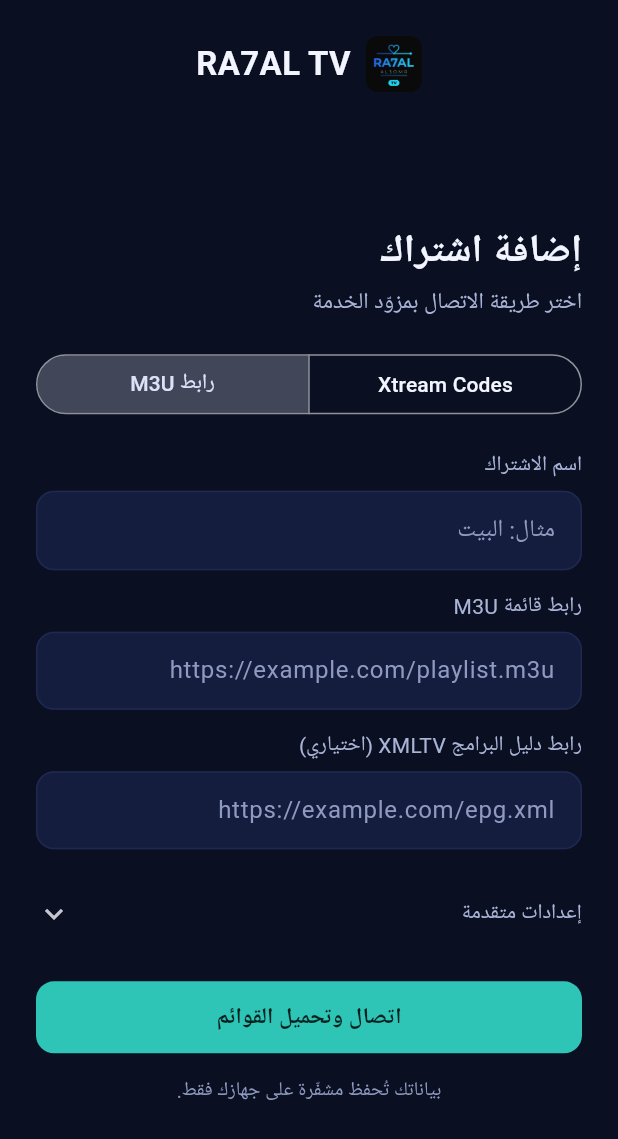
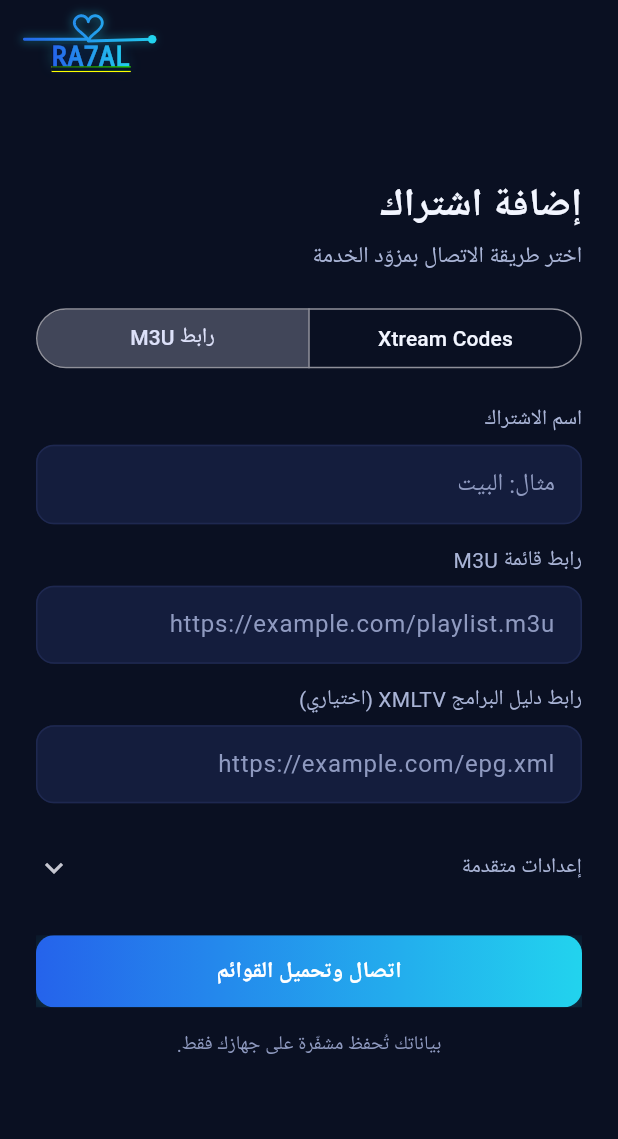
Before and after one commit to maimoni303/ra7altv, a Flutter app: the screen it shows after launch, after a tap on "رابط M3U", on a phone screen of 412 x 824 dp. Shown: the top 1139 px of the screen. Run offline on Flutter 3.47's test engine with Material 3 defaults, Android fonts, the phone set to English and light mode, and no system bars; our stand-ins replace flutter_secure_storage, google_fonts, shared_preferences; missing offline and left inert: media_kit, media_kit_video; accounts and stored records are empty.

Commit message:
Animated logo glides from splash to the top corner (left in Arabic, right in English), beats on every navigation; neon gradient theme and animated transitions
Co-Authored-By: Claude Opus 5.5 <noreply@anthropic.com>
Claude-Session: https://claude.ai/code/session_01VsqdyQdTvHDcE1xTH3r9Nj

```diff
--- a/lib/main.dart
+++ b/lib/main.dart
@@ -10,7 +10,7 @@ import 'services/store.dart';
 import 'state/app_state.dart';
 import 'theme.dart';
 import 'ui/activation_screen.dart';
-import 'ui/brand_anim.dart';
+import 'ui/brand_overlay.dart';
 import 'ui/login_screen.dart';
 import 'ui/shell.dart';
 
@@ -65,6 +65,10 @@ class _Ra7alAppState extends State<Ra7alApp> {
         GlobalWidgetsLocalizations.delegate,
         GlobalCupertinoLocalizations.delegate,
       ],
+      navigatorObservers: [BrandNavObserver()],
+      // The brand logo lives above every screen: centre during the intro, then
+      // the top corner (left in Arabic, right in English).
+      builder: (context, child) => BrandOverlay(intro: !s.ready || !_introDone, child: child ?? const SizedBox()),
       home: !s.ready || !_introDone
           ? const _Splash()
           : !s.activated
@@ -79,11 +83,5 @@ class _Ra7alAppState extends State<Ra7alApp> {
 class _Splash extends StatelessWidget {
   const _Splash();
   @override
-  Widget build(BuildContext context) {
-    final w = MediaQuery.sizeOf(context).shortestSide;
-    return Scaffold(
-      backgroundColor: const Color(0xFF0A0A0A),
-      body: Center(child: AnimatedBrand(service: 'TV', size: (w * 0.7).clamp(220.0, 460.0))),
-    );
-  }
+  Widget build(BuildContext context) => const Scaffold(backgroundColor: Color(0xFF0A0A0A));
 }
--- a/lib/theme.dart
+++ b/lib/theme.dart
@@ -32,9 +32,9 @@ class Ra7al extends ThemeExtension<Ra7al> {
     text: Color(0xFFF2F5FF),
     muted: Color(0xFFA9B4D6),
     faint: Color(0xFF8F9AC0),
-    accent: Color(0xFF2EC4B6),
-    onAccent: Color(0xFF04211E),
-    brand: Color(0xFF2B59E8),
+    accent: Color(0xFF22D3EE),
+    onAccent: Color(0xFF04212E),
+    brand: Color(0xFF2563EB),
     live: Color(0xFFF08A7E),
     placeholder: Color(0xFF142456),
   );
@@ -49,9 +49,9 @@ class Ra7al extends ThemeExtension<Ra7al> {
     text: Color(0xFF0B1533),
     muted: Color(0xFF4F5B80),
     faint: Color(0xFF5E6A91),
-    accent: Color(0xFF0B7F76),
+    accent: Color(0xFF0E7490),
     onAccent: Color(0xFFFFFFFF),
-    brand: Color(0xFF2B59E8),
+    brand: Color(0xFF2563EB),
     live: Color(0xFFC2412F),
     placeholder: Color(0xFFDCE5FB),
   );
@@ -84,6 +84,9 @@ class Ra7al extends ThemeExtension<Ra7al> {
 
 extension Ra7alX on BuildContext {
   Ra7al get c => Theme.of(this).extension<Ra7al>() ?? Ra7al.dark;
+
+  /// Brand gradient (neon blue -> cyan) used for active and primary elements.
+  LinearGradient get brandGradient => LinearGradient(colors: [c.brand, c.accent]);
 }
 
 ThemeData buildTheme(Brightness b) {
@@ -112,6 +115,13 @@ ThemeData buildTheme(Brightness b) {
     ),
     textTheme: text,
     dividerColor: t.line,
+    pageTransitionsTheme: const PageTransitionsTheme(builders: {
+      TargetPlatform.android: ZoomPageTransitionsBuilder(),
+      TargetPlatform.windows: ZoomPageTransitionsBuilder(),
+      TargetPlatform.macOS: ZoomPageTransitionsBuilder(),
+      TargetPlatform.linux: ZoomPageTransitionsBuilder(),
+      TargetPlatform.iOS: CupertinoPageTransitionsBuilder(),
+    }),
     focusColor: t.accent.withValues(alpha: 0.38),
     hoverColor: t.accent.withValues(alpha: 0.12),
     extensions: [t],
--- /dev/null
+++ b/lib/ui/brand_overlay.dart
@@ -0,0 +1,217 @@
+import 'dart:math' as math;
+
+import 'package:flutter/material.dart';
+
+import 'brand_anim.dart';
+
+const _c0 = Color(0xFF2563EB); // neon blue
+const _c1 = Color(0xFF22D3EE); // neon cyan
+
+/// App-wide brand state: a pulse counter (bumped on every navigation) and a
+/// flag to hide the corner logo (e.g. while a video plays full screen).
+class BrandBus {
+  static final pulse = ValueNotifier<int>(0);
+  static final hidden = ValueNotifier<bool>(false);
+  static void beat() => pulse.value++;
+}
+
+/// Makes the logo beat on every push / pop (including the back button).
+class BrandNavObserver extends NavigatorObserver {
+  @override
+  void didPush(Route route, Route? previousRoute) => BrandBus.beat();
+  @override
+  void didPop(Route route, Route? previousRoute) => BrandBus.beat();
+}
+
+/// Sits above every screen. During the intro the full animated logo plays in the
+/// centre over a dark backdrop; then it glides to the top corner — left for
+/// Arabic (RTL), right for English (LTR) — and stays alive there.
+class BrandOverlay extends StatelessWidget {
+  final bool intro;
+  final Widget child;
+  const BrandOverlay({super.key, required this.intro, required this.child});
+
+  @override
+  Widget build(BuildContext context) {
+    final mq = MediaQuery.of(context);
+    final shortest = mq.size.shortestSide;
+    final big = (shortest * 0.7).clamp(220.0, 460.0);
+    final wide = mq.size.width >= 900;
+    final miniH = wide ? 54.0 : 44.0;
+    const dur = Duration(milliseconds: 900);
+    const curve = Curves.easeInOutCubic;
+    return Stack(children: [
+      child,
+      IgnorePointer(
+        ignoring: !intro,
+        child: AnimatedOpacity(
+          opacity: intro ? 1 : 0,
+          duration: dur,
+          curve: curve,
+          child: const ColoredBox(color: Color(0xFF0A0A0A), child: SizedBox.expand()),
+        ),
+      ),
+      ValueListenableBuilder<bool>(
+        valueListenable: BrandBus.hidden,
+        builder: (_, hidden, __) => IgnorePointer(
+          child: AnimatedOpacity(
+            opacity: hidden && !intro ? 0 : 1,
+            duration: const Duration(milliseconds: 250),
+            child: SafeArea(
+              child: AnimatedAlign(
+                alignment: intro ? Alignment.center : AlignmentDirectional.topEnd.resolve(Directionality.of(context)),
+                duration: dur,
+                curve: curve,
+                child: Padding(
+                  padding: EdgeInsets.all(intro ? 0 : (wide ? 14 : 8)),
+                  child: AnimatedContainer(
+                    duration: dur,
+                    curve: curve,
+                    width: intro ? big : miniH * 2.4,
+                    height: intro ? big : miniH,
+                    child: AnimatedSwitcher(
+                      duration: const Duration(milliseconds: 500),
+                      switchInCurve: Curves.easeOut,
+                      child: intro
+                          ? FittedBox(key: const ValueKey('full'), child: AnimatedBrand(service: 'TV', size: big))
+                          : MiniBrand(key: const ValueKey('mini'), height: miniH),
+                    ),
+                  ),
+                ),
+              ),
+            ),
+          ),
+        ),
+      ),
+    ]);
+  }
+}
+
+/// Compact corner logo: the line-heart-line over RA7AL, beating every few
+/// seconds and on every navigation pulse.
+class MiniBrand extends StatefulWidget {
+  final double height;
+  const MiniBrand({super.key, required this.height});
+  @override
+  State<MiniBrand> createState() => _MiniBrandState();
+}
+
+class _MiniBrandState extends State<MiniBrand> with TickerProviderStateMixin {
+  late final AnimationController _idle =
+      AnimationController(vsync: this, duration: const Duration(milliseconds: 4200))..repeat();
+  late final AnimationController _pulse = AnimationController(vsync: this, duration: const Duration(milliseconds: 900));
+
+  @override
+  void initState() {
+    super.initState();
+    BrandBus.pulse.addListener(_onPulse);
+  }
+
+  void _onPulse() => _pulse.forward(from: 0);
+
+  @override
+  void dispose() {
+    BrandBus.pulse.removeListener(_onPulse);
+    _idle.dispose();
+    _pulse.dispose();
+    super.dispose();
+  }
+
+  static double _beat(double t) {
+    if (t <= 0 || t >= 1) return 1;
+    final b1 = math.exp(-math.pow((t - 0.2) / 0.08, 2)) * 0.16;
+    final b2 = math.exp(-math.pow((t - 0.48) / 0.08, 2)) * 0.10;
+    return 1 + b1 + b2;
+  }
+
+  @override
+  Widget build(BuildContext context) {
+    final h = widget.height;
+    return AnimatedBuilder(
+      animation: Listenable.merge([_idle, _pulse]),
+      builder: (_, __) {
+        final idle = _beat(_idle.value / 0.5); // beats in the first half of each loop
+        final nav = _pulse.isAnimating ? _beat(_pulse.value) : 1.0;
+        final scale = math.max(idle, nav);
+        final glow = (scale - 1) * 5;
+        return SizedBox(
+          width: h * 2.4,
+          height: h,
+          child: Column(mainAxisSize: MainAxisSize.min, children: [
+            SizedBox(
+              width: h * 2.2,
+              height: h * 0.48,
+              child: CustomPaint(painter: _MiniHeartPainter(scale: scale, sweep: _pulse.isAnimating ? _pulse.value : 1.0)),
+            ),
+            ShaderMask(
+              shaderCallback: (r) => const LinearGradient(colors: [_c0, _c1]).createShader(r),
+              child: Text(
+                'RA7AL',
+                textDirection: TextDirection.ltr,
+                style: TextStyle(
+                  fontSize: h * 0.4,
+                  height: 1.05,
+                  fontWeight: FontWeight.w700,
+                  color: Colors.white,
+                  shadows: [Shadow(color: _c1.withValues(alpha: (0.35 + glow).clamp(0.0, 1.0)), blurRadius: h * 0.25)],
+                ),
+              ),
+            ),
+          ]),
+        );
+      },
+    );
+  }
+}
+
+class _MiniHeartPainter extends CustomPainter {
+  final double scale, sweep;
+  _MiniHeartPainter({required this.scale, required this.sweep});
+
+  @override
+  void paint(Canvas canvas, Size size) {
+    final w = size.width, h = size.height;
+    final y = h * 0.86, x0 = w * 0.04, x1 = w * 0.92, cx = (x0 + x1) / 2;
+    final sc = (h * 0.8) / 29.0;
+    final path = Path()..moveTo(x0, y);
+    path.lineTo(cx, y);
+    for (var i = 0; i <= 120; i++) {
+      final t = math.pi + 2 * math.pi * i / 120;
+      final hx = 16 * math.pow(math.sin(t), 3);
+      final hy = 13 * math.cos(t) - 5 * math.cos(2 * t) - 2 * math.cos(3 * t) - math.cos(4 * t);
+      final px = cx + hx * sc, py = (y - 15 * sc) - hy * sc;
+      path.lineTo(cx + (px - cx) * scale, y + (py - y) * scale);
+    }
+    path.lineTo(x1, y);
+    final shader = const LinearGradient(colors: [_c0, _c1]).createShader(Offset.zero & size);
+    final sw = math.max(1.6, h * 0.09);
+    canvas.drawPath(
+      path,
+      Paint()
+        ..color = _c1.withValues(alpha: (0.25 + (scale - 1) * 4).clamp(0.0, 0.9))
+        ..style = PaintingStyle.stroke
+        ..strokeWidth = sw * 2.6
+        ..strokeCap = StrokeCap.round
+        ..maskFilter = MaskFilter.blur(BlurStyle.normal, sw * 1.5),
+    );
+    canvas.drawPath(
+      path,
+      Paint()
+        ..shader = shader
+        ..style = PaintingStyle.stroke
+        ..strokeWidth = sw
+        ..strokeCap = StrokeCap.round
+        ..strokeJoin = StrokeJoin.round,
+    );
+    // a light "pulse" travelling along the line on navigation
+    if (sweep < 1) {
+      final m = path.computeMetrics().first;
+      final pos = m.getTangentForOffset(m.length * sweep)?.position;
+      if (pos != null) canvas.drawCircle(pos, sw * 1.4, Paint()..color = const Color(0xFFE0FBFF));
+    }
+    canvas.drawCircle(Offset(x1, y), sw * 1.5 * (1 + (scale - 1) * 2), Paint()..color = _c1);
+  }
+
+  @override
+  bool shouldRepaint(covariant _MiniHeartPainter o) => o.scale != scale || o.sweep != sweep;
+}
--- a/lib/ui/home_page.dart
+++ b/lib/ui/home_page.dart
@@ -26,8 +26,10 @@ class HomePage extends StatelessWidget {
       child: ListView(
         padding: EdgeInsets.fromLTRB(pad, wide ? 28 : 16, pad, 32),
         children: [
-          Row(children: [
-            if (!wide) ...[const BrandTitle(), const Spacer()],
+          Padding(
+            // keep the top-end corner free for the animated logo
+            padding: EdgeInsetsDirectional.only(end: wide ? 150 : 0),
+            child: Row(children: [
             if (wide)
               Expanded(
                 child: InkWell(
@@ -62,7 +64,8 @@ class HomePage extends StatelessWidget {
               onPressed: () => s.toggleTheme(Theme.of(context).brightness),
               icon: Icon(Theme.of(context).brightness == Brightness.dark ? Icons.light_mode_outlined : Icons.dark_mode_outlined),
             ),
-          ]),
+            if (!wide) const Spacer(),
+          ])),
           if (s.loading) ...[
             const SizedBox(height: 12),
             LinearProgressIndicator(minHeight: 3, color: c.accent, backgroundColor: c.line),
--- a/lib/ui/live_page.dart
+++ b/lib/ui/live_page.dart
@@ -203,7 +203,7 @@ class _PreviewPanelState extends State<_PreviewPanel> {
     final s = context.watch<AppState>();
     final c = context.c;
     final ch = widget.channel;
-    return ListView(padding: const EdgeInsets.fromLTRB(28, 24, 28, 24), children: [
+    return ListView(padding: const EdgeInsets.fromLTRB(28, 84, 28, 24), children: [
       ClipRRect(
         borderRadius: BorderRadius.circular(16),
         child: AspectRatio(
--- a/lib/ui/login_screen.dart
+++ b/lib/ui/login_screen.dart
@@ -171,7 +171,7 @@ class _LoginScreenState extends State<LoginScreen> {
           ]),
         );
     return Column(crossAxisAlignment: CrossAxisAlignment.start, mainAxisAlignment: MainAxisAlignment.spaceBetween, children: [
-      const BrandTitle(size: 24),
+      const SizedBox(height: 40),
       Column(crossAxisAlignment: CrossAxisAlignment.start, children: [
         const Text('مشغّلك المفتوح\nلكل اشتراكاتك', style: TextStyle(fontSize: 38, height: 1.35, fontWeight: FontWeight.w700)),
         const SizedBox(height: 14),
@@ -209,7 +209,6 @@ class _LoginScreenState extends State<LoginScreen> {
                 Expanded(child: form),
               ])
             : Column(children: [
-                if (!widget.pushed) const Padding(padding: EdgeInsets.only(top: 24), child: BrandTitle()),
                 Expanded(child: form),
               ]),
       ),
--- a/lib/ui/player_screen.dart
+++ b/lib/ui/player_screen.dart
@@ -10,6 +10,7 @@ import '../models.dart';
 import '../services/net.dart';
 import '../state/app_state.dart';
 import '../theme.dart';
+import 'brand_overlay.dart';
 
 class PlayItem {
   final String key, title, subtitle, url, image, kind; // kind: live | movie | episode
@@ -82,6 +83,7 @@ class _PlayerScreenState extends State<PlayerScreen> {
   @override
   void initState() {
     super.initState();
+    BrandBus.hidden.value = true;
     _configure();
     _subs.addAll([
       _player.stream.error.listen(_onError),
@@ -209,6 +211,7 @@ class _PlayerScreenState extends State<PlayerScreen> {
 
   @override
   void dispose() {
+    BrandBus.hidden.value = false;
     _saveProgress();
     _saveTimer?.cancel();
     _reconnectTimer?.cancel();
--- a/lib/ui/search_page.dart
+++ b/lib/ui/search_page.dart
@@ -32,11 +32,13 @@ class _SearchPageState extends State<SearchPage> {
         q.length < 2 ? const [] : s.library.series.where((e) => e.name.toLowerCase().contains(q)).take(40).toList();
 
     return ListView(padding: EdgeInsets.fromLTRB(pad, wide ? 28 : 16, pad, 32), children: [
-      TextField(
+      Padding(
+        padding: EdgeInsetsDirectional.only(end: wide ? 150 : 120),
+        child: TextField(
         autofocus: true,
         onChanged: (v) => setState(() => _q = v.trim()),
         decoration: fieldDecoration(context, hint: 'ابحث في القنوات والأفلام والمسلسلات', prefix: const Icon(Icons.search_rounded)),
-      ),
+      )),
       const SizedBox(height: 24),
       if (q.length < 2)
         EmptyState(icon: Icons.search_rounded, text: 'اكتب حرفين على الأقل للبحث')
--- a/lib/ui/shell.dart
+++ b/lib/ui/shell.dart
@@ -8,6 +8,7 @@ import 'live_page.dart';
 import 'search_page.dart';
 import 'settings_page.dart';
 import 'vod_page.dart';
+import 'brand_overlay.dart';
 import 'widgets.dart';
 
 class Shell extends StatefulWidget {
@@ -34,7 +35,11 @@ const _items = [
 
 class _ShellState extends State<Shell> {
   int _index = 0;
-  void go(int i) => setState(() => _index = i);
+  void go(int i) {
+    if (i == _index) return;
+    BrandBus.beat();
+    setState(() => _index = i);
+  }
 
   Widget _page() {
     switch (_index) {
@@ -58,7 +63,19 @@ class _ShellState extends State<Shell> {
     final c = context.c;
     final s = context.watch<AppState>();
     final wide = MediaQuery.sizeOf(context).width >= 900;
-    final body = KeyedSubtree(key: ValueKey(_index), child: _page());
+    final body = AnimatedSwitcher(
+      duration: const Duration(milliseconds: 320),
+      switchInCurve: Curves.easeOutCubic,
+      switchOutCurve: Curves.easeInCubic,
+      transitionBuilder: (child, a) => FadeTransition(
+        opacity: a,
+        child: SlideTransition(
+          position: Tween(begin: const Offset(0, 0.03), end: Offset.zero).animate(a),
+          child: child,
+        ),
+      ),
+      child: KeyedSubtree(key: ValueKey(_index), child: _page()),
+    );
 
     if (wide) {
       return Scaffold(
@@ -68,7 +85,7 @@ class _ShellState extends State<Shell> {
             padding: const EdgeInsets.fromLTRB(16, 28, 16, 20),
             decoration: BoxDecoration(color: c.rail, border: BorderDirectional(end: BorderSide(color: c.line))),
             child: Column(crossAxisAlignment: CrossAxisAlignment.stretch, children: [
-              const Padding(padding: EdgeInsets.fromLTRB(12, 0, 12, 24), child: BrandTitle()),
+              const SizedBox(height: 24),
               for (var i = 0; i < 5; i++) _railItem(i),
               const Spacer(),
               _railItem(5),
@@ -103,7 +120,7 @@ class _ShellState extends State<Shell> {
       body: SafeArea(bottom: false, child: body),
       bottomNavigationBar: NavigationBar(
         backgroundColor: c.rail,
-        indicatorColor: c.active,
+        indicatorColor: c.accent.withValues(alpha: 0.22),
         selectedIndex: sel < 0 ? 0 : sel,
         onDestinationSelected: (i) => go(map[i]),
         labelBehavior: NavigationDestinationLabelBehavior.alwaysShow,
@@ -123,9 +140,16 @@ class _ShellState extends State<Shell> {
     final on = _index == i;
     return Padding(
       padding: const EdgeInsets.only(bottom: 4),
+      child: AnimatedContainer(
+        duration: const Duration(milliseconds: 280),
+        curve: Curves.easeOutCubic,
+        decoration: BoxDecoration(
+          gradient: on ? context.brandGradient : null,
+          borderRadius: BorderRadius.circular(10),
+          boxShadow: on ? [BoxShadow(color: c.accent.withValues(alpha: 0.25), blurRadius: 12)] : const [],
+        ),
         child: Material(
-        color: on ? c.active : Colors.transparent,
-        borderRadius: BorderRadius.circular(10),
+          color: Colors.transparent,
           child: InkWell(
             autofocus: on,
             borderRadius: BorderRadius.circular(10),
@@ -134,11 +158,13 @@ class _ShellState extends State<Shell> {
               height: 44,
               child: Row(children: [
                 const SizedBox(width: 12),
-              Icon(_items[i].icon, size: 20, color: on ? c.text : c.muted),
+                Icon(_items[i].icon, size: 20, color: on ? Colors.white : c.muted),
                 const SizedBox(width: 12),
                 Text(_items[i].label,
-                  style: TextStyle(fontSize: 15, color: on ? c.text : c.muted, fontWeight: on ? FontWeight.w600 : FontWeight.w400)),
+                    style: TextStyle(
+                        fontSize: 15, color: on ? Colors.white : c.muted, fontWeight: on ? FontWeight.w600 : FontWeight.w400)),
               ]),
+            ),
           ),
         ),
       ),
--- a/lib/ui/widgets.dart
+++ b/lib/ui/widgets.dart
@@ -142,22 +142,39 @@ class PrimaryButton extends StatelessWidget {
   @override
   Widget build(BuildContext context) {
     final c = context.c;
-    return FilledButton(
-      onPressed: busy ? null : onPressed,
-      style: FilledButton.styleFrom(
-        backgroundColor: c.accent,
-        foregroundColor: c.onAccent,
-        minimumSize: const Size(48, 48),
-        padding: const EdgeInsets.symmetric(horizontal: 22),
-        shape: RoundedRectangleBorder(borderRadius: BorderRadius.circular(12)),
-        textStyle: const TextStyle(fontWeight: FontWeight.w700, fontSize: 15),
+    final enabled = onPressed != null && !busy;
+    return AnimatedOpacity(
+      opacity: enabled || busy ? 1 : 0.5,
+      duration: const Duration(milliseconds: 200),
+      child: Material(
+        color: Colors.transparent,
+        borderRadius: BorderRadius.circular(12),
+        child: Ink(
+          decoration: BoxDecoration(
+            gradient: context.brandGradient,
+            borderRadius: BorderRadius.circular(12),
+            boxShadow: [BoxShadow(color: c.accent.withValues(alpha: 0.28), blurRadius: 16, offset: const Offset(0, 4))],
+          ),
+          child: InkWell(
+            borderRadius: BorderRadius.circular(12),
+            onTap: enabled ? onPressed : null,
+            child: ConstrainedBox(
+              constraints: const BoxConstraints(minHeight: 48, minWidth: 48),
+              child: Padding(
+                padding: const EdgeInsets.symmetric(horizontal: 22),
+                child: Row(mainAxisSize: MainAxisSize.min, mainAxisAlignment: MainAxisAlignment.center, children: [
+                  if (busy)
+                    const SizedBox(width: 20, height: 20, child: CircularProgressIndicator(strokeWidth: 2.4, color: Colors.white))
+                  else ...[
+                    if (icon != null) ...[Icon(icon, size: 20, color: Colors.white), const SizedBox(width: 8)],
+                    Text(label, style: const TextStyle(fontWeight: FontWeight.w700, fontSize: 15, color: Colors.white)),
+                  ],
+                ]),
+              ),
+            ),
+          ),
+        ),
       ),
-      child: busy
-          ? SizedBox(width: 20, height: 20, child: CircularProgressIndicator(strokeWidth: 2.4, color: c.onAccent))
-          : Row(mainAxisSize: MainAxisSize.min, children: [
-              if (icon != null) ...[Icon(icon, size: 20), const SizedBox(width: 8)],
-              Text(label),
-            ]),
     );
   }
 }
```
Lines whose indentation alone changed are shown as unchanged.
